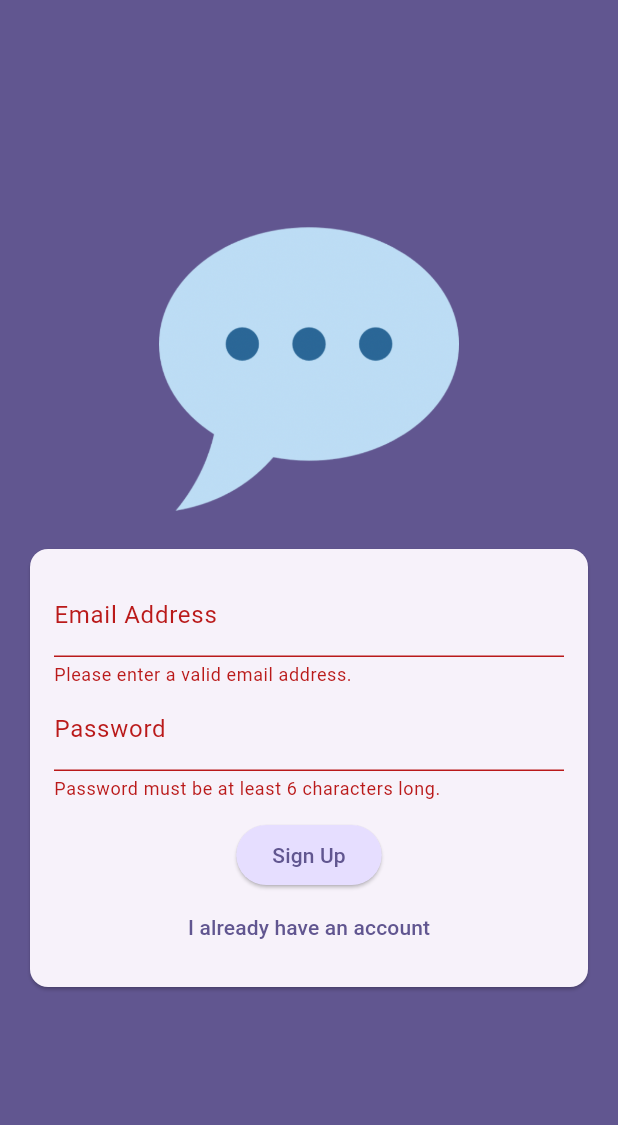
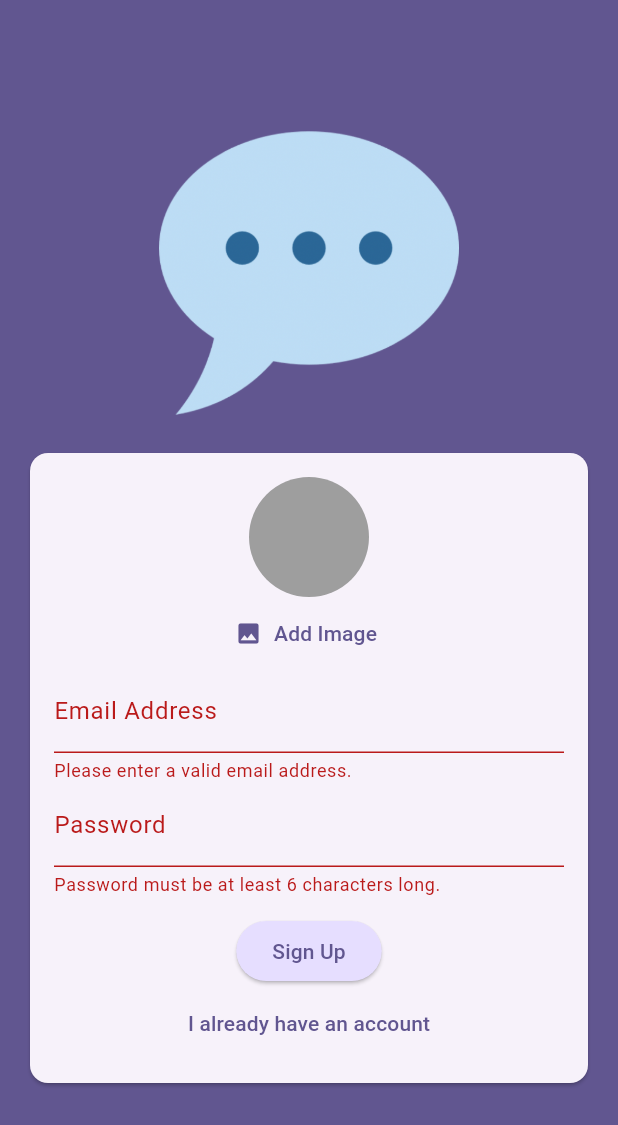
Before and after one commit to yanaMyn/flutter-chat_app, a Flutter app: the screen it shows after launch, after a tap on "Login", after a tap on "Create an account", on a phone screen of 412 x 824 dp. Shown: the top 1125 px of the screen. Run offline on Flutter 3.47's test engine with Material 3 defaults, Android fonts, the phone set to English and light mode, and no system bars; our stand-ins replace firebase_auth, firebase_core, image_picker; accounts and stored records are empty.

Commit message:
add image picker

```diff
--- a/lib/screens/auth.dart
+++ b/lib/screens/auth.dart
@@ -1,3 +1,4 @@
+import 'package:chat_app/widgets/user_image_picker.dart';
 import 'package:firebase_auth/firebase_auth.dart';
 import 'package:flutter/material.dart';
 
@@ -70,6 +71,7 @@ class _AuthScreenState extends State<AuthScreen> {
                     child: Column(
                       mainAxisSize: MainAxisSize.min,
                       children: [
+                        if (!_isLogin) const UserImagePicker(),
                         TextFormField(
                           decoration: const InputDecoration(
                             labelText: "Email Address",
--- /dev/null
+++ b/lib/widgets/user_image_picker.dart
@@ -0,0 +1,55 @@
+import 'dart:io';
+
+import 'package:flutter/material.dart';
+import 'package:image_picker/image_picker.dart';
+
+class UserImagePicker extends StatefulWidget {
+  const UserImagePicker({super.key});
+
+  @override
+  State<StatefulWidget> createState() {
+    return _UserImagePickerState();
+  }
+}
+
+class _UserImagePickerState extends State<UserImagePicker> {
+  File? _pickedImageFile;
+
+  void _pickedImage() async {
+    final pickedImage = await ImagePicker().pickImage(
+      source: ImageSource.gallery,
+      imageQuality: 50,
+      maxWidth: 150,
+    );
+
+    if (pickedImage == null) {
+      return;
+    }
+
+    setState(() {
+      _pickedImageFile = File(pickedImage.path);
+    });
+  }
+
+  @override
+  Widget build(BuildContext context) {
+    return Column(
+      children: [
+        CircleAvatar(
+          radius: 40,
+          backgroundColor: Colors.grey,
+          foregroundImage:
+              _pickedImageFile != null ? FileImage(_pickedImageFile!) : null,
+        ),
+        TextButton.icon(
+          onPressed: _pickedImage,
+          icon: const Icon(Icons.image),
+          label: Text(
+            "Add Image",
+            style: TextStyle(color: Theme.of(context).colorScheme.primary),
+          ),
+        ),
+      ],
+    );
+  }
+}
--- a/pubspec.yaml
+++ b/pubspec.yaml
@@ -37,6 +37,8 @@ dependencies:
   cupertino_icons: ^1.0.2
   firebase_core: ^2.24.0
   firebase_auth: ^4.15.0
+  firebase_storage: ^11.5.3
+  image_picker: ^1.0.4
 
 dev_dependencies:
   flutter_test:
```
Also changed, not shown: pubspec.lock, 6 other files.
